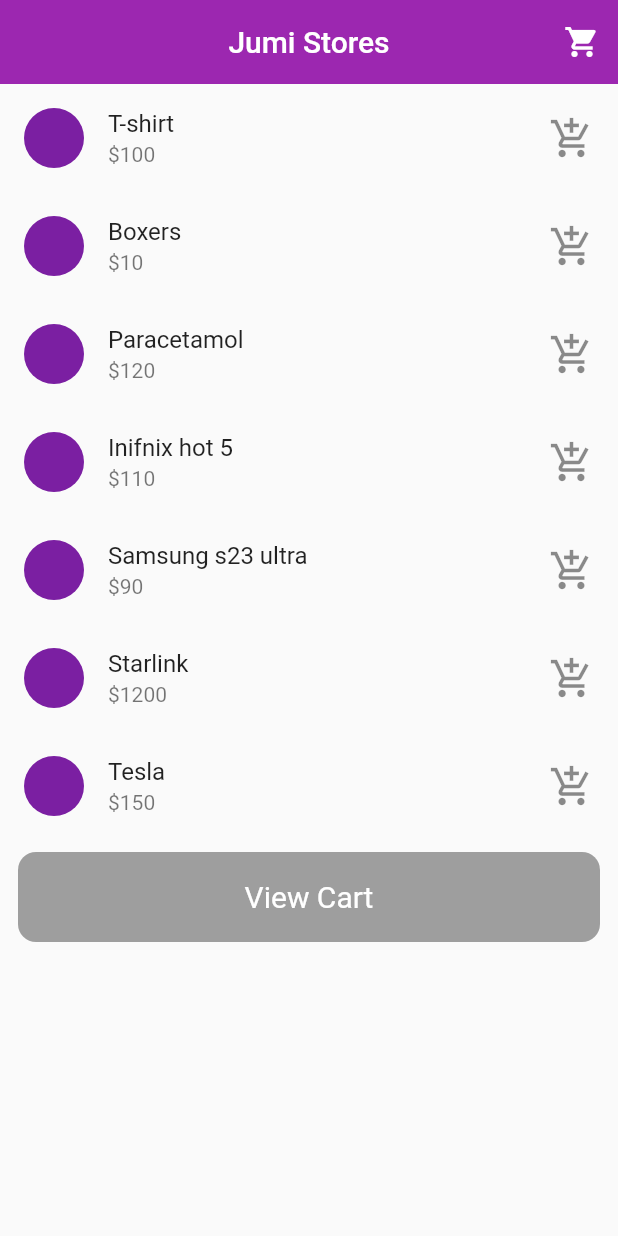
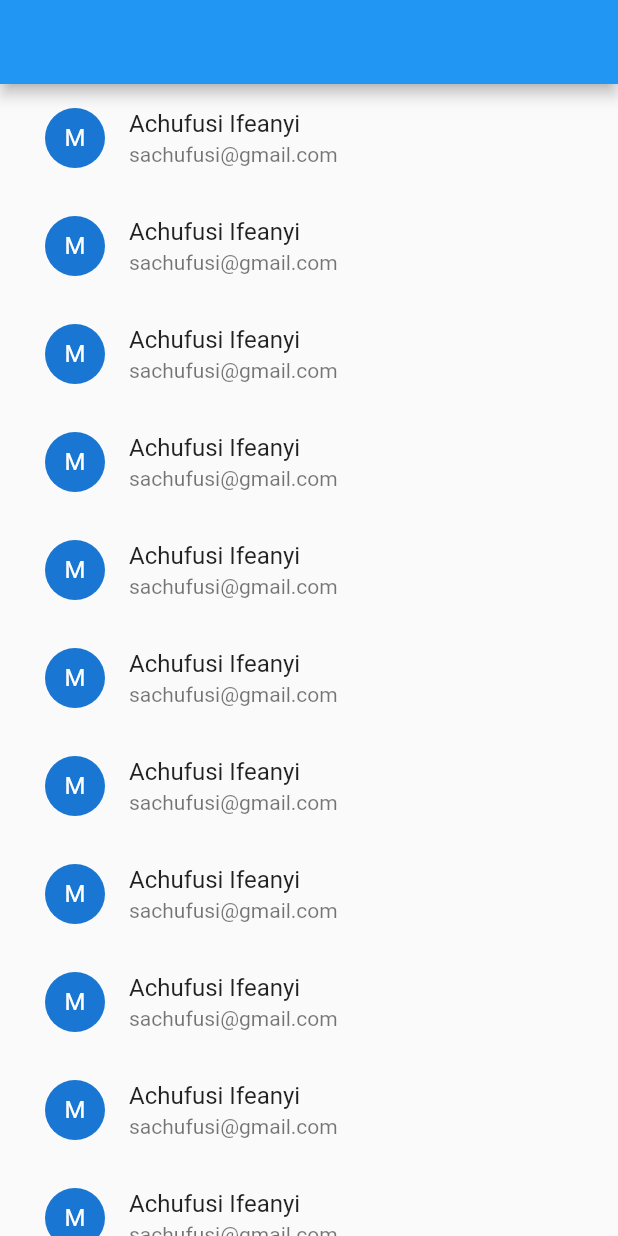
Before and after one commit to mkaychuks/learning_provider, a Flutter app: the screen it shows after launch, on a phone screen of 412 x 824 dp. Run offline on Flutter 3.47's test engine with Material 2 defaults, Android fonts, the phone set to English and light mode, and no system bars.

Commit message:
setting things up

```diff
--- a/lib/Model/products.dart
+++ /dev/null
@@ -1,19 +0,0 @@
-class Product {
-  String title;
-  int price;
-  String store;
-
-  Product({required this.price, required this.store, required this.title});
-}
-
-List<Product> products = [
-  Product(price: 100, store: "Divine Stores", title: "T-shirt"),
-  Product(price: 10, store: "Main Market", title: "Boxers"),
-  Product(price: 120, store: "Isiokwe", title: "Paracetamol"),
-  Product(price: 110, store: "Ghana", title: "Inifnix hot 5"),
-  Product(price: 90, store: "Emeka Offor", title: "Samsung s23 ultra"),
-  Product(price: 1200, store: "US", title: "Starlink"),
-  Product(price: 150, store: "Space-X", title: "Tesla"),
-  Product(price: 0, store: "Youtube", title: "Tutorial"),
-  Product(price: 1000, store: "Mercedes", title: "E-class")
-];
--- a/lib/Provider/cart_provider.dart
+++ /dev/null
@@ -1,42 +0,0 @@
-import 'package:flutter/material.dart';
-import 'package:learning_provider/Model/products.dart';
-
-class CartProvider extends ChangeNotifier {
-  final List<Product> _productsList = products;
-  final List<Product> _cartItems = [];
-
-  List get productsList => _productsList;
-  List get cartItems => _cartItems;
-  int get totalCartPrice => totalPriceInCart();
-
-
-  /// this function calculates the total price
-  /// of the items added to the cart
-  int totalPriceInCart() {
-    var sum = 0;
-    ///loop through the items and get the price...
-    for (var item in _cartItems) {
-      sum += item.price;
-    }
-    // store in a variable
-    return sum;
-  }
-
-
-  /// handles the adding of items to the cart
-  void addItemToCart(Product product) {
-    _cartItems.add(product);
-    notifyListeners();
-  }
-
-  void removeItemToCart(Product product) {
-    _cartItems.remove(product);
-    notifyListeners();
-  }
-
-  void clearCart(){
-    _cartItems.clear();
-    notifyListeners();
-  }
-
-}
--- a/lib/Screens/home.dart
+++ /dev/null
@@ -1,74 +0,0 @@
-import 'package:flutter/material.dart';
-import 'package:learning_provider/Provider/cart_provider.dart';
-import 'package:learning_provider/Screens/check_out_screen.dart';
-import 'package:learning_provider/Widgets/cart_widget.dart';
-import 'package:learning_provider/Widgets/custom_button.dart';
-import 'package:learning_provider/Widgets/product_tiles.dart';
-import 'package:provider/provider.dart';
-
-class HomeScreen extends StatelessWidget {
-  const HomeScreen({super.key});
-
-  @override
-  Widget build(BuildContext context) {
-    return Consumer<CartProvider>(
-      builder: (context, cartProvider, child) {
-        var productsList = cartProvider.productsList;
-        var cartItem = cartProvider.cartItems;
-        return Scaffold(
-          appBar: AppBar(
-            elevation: 0,
-            title: const Text("Jumi Stores"),
-            centerTitle: true,
-            actions: [
-              IconButton(
-                onPressed: () {},
-                icon: cartItem.isEmpty
-                    ? const Icon(
-                        Icons.shopping_cart,
-                      )
-                    : cartWidget(),
-              ),
-            ],
-          ),
-          body: SingleChildScrollView(
-            child: Column(
-              children: [
-                SizedBox(
-                  height: 500,
-                  child: ListView.builder(
-                    // physics: const NeverScrollableScrollPhysics(),
-                    itemCount: productsList.length,
-                    itemBuilder: (context, index) {
-                      return productTiles(
-                        title: productsList[index].title,
-                        subtitle: productsList[index].price.toString(),
-                        onTap: () {
-                          cartProvider.addItemToCart(productsList[index]);
-                        },
-                      );
-                    },
-                  ),
-                ),
-                customButton(
-                  title: "View Cart",
-                  context: context,
-                  onTap: () {
-                    Navigator.of(context).push(
-                      MaterialPageRoute(
-                        builder: (context) {
-                          return const CheckOutScreen();
-                        },
-                      ),
-                    );
-                  },
-                  cartStatus: cartItem.isEmpty ? false : true,
-                )
-              ],
-            ),
-          ),
-        );
-      },
-    );
-  }
-}
--- a/lib/Widgets/custom_button.dart
+++ /dev/null
@@ -1,27 +0,0 @@
-import 'package:flutter/material.dart';
-
-Widget customButton({
-  BuildContext? context,
-  required void Function()? onTap,
-  bool cartStatus = false,
-  required String title
-}) {
-  return Padding(
-    padding: const EdgeInsets.all(12.0),
-    child: GestureDetector(
-      onTap: cartStatus? onTap : null,
-      child: Container(
-        width: double.infinity,
-        alignment: Alignment.center,
-        height: 60,
-        decoration: BoxDecoration(
-            color: cartStatus ? Colors.purple : Colors.grey, borderRadius: BorderRadius.circular(12)),
-        child:  Text(
-          title,
-          style: const TextStyle(fontSize: 20, color: Colors.white),
-          textAlign: TextAlign.center,
-        ),
-      ),
-    ),
-  );
-}
--- a/lib/Widgets/product_tiles.dart
+++ /dev/null
@@ -1,15 +0,0 @@
-import 'package:flutter/material.dart';
-
-Widget productTiles({
-  BuildContext? context,
-  required String title,
-  required String subtitle,
-  required void Function()? onTap
-}){
-  return ListTile(
-    leading: const CircleAvatar(),
-    title: Text(title),
-    subtitle: Text('\$$subtitle'),
-    trailing: InkWell(onTap: onTap,child: const Icon(Icons.add_shopping_cart, size: 30,)),
-  );
-}
--- a/lib/main.dart
+++ b/lib/main.dart
@@ -1,33 +1,23 @@
 import 'package:flutter/material.dart';
-import 'package:learning_provider/Provider/cart_provider.dart';
-import 'package:learning_provider/Screens/home.dart';
-import 'package:provider/provider.dart';
+import 'package:learning_provider/screens/home.dart';
 
-void main() {
-  runApp(const MyApp());
+
+void main(List<String> args) {
+  return runApp(
+    const MyApp()
+  );
 }
+
+
 
 class MyApp extends StatelessWidget {
   const MyApp({super.key});
 
-  // This widget is the root of your application.
   @override
   Widget build(BuildContext context) {
-    return MultiProvider(
-      providers: [
-        ChangeNotifierProvider(create: (context) => CartProvider(),)
-      ],
-      child: MaterialApp(
-        debugShowCheckedModeBanner: false,
-        title: 'Flutter Demo',
-        theme: ThemeData(
-          primarySwatch: Colors.purple,
-          appBarTheme: const AppBarTheme(
-            backgroundColor: Colors.purple
-          )
-        ),
-        home: const HomeScreen(),
-      ),
+    return const MaterialApp(
+      debugShowCheckedModeBanner: false,
+      home: HomeScreen(),
     );
   }
 }
--- /dev/null
+++ b/lib/screens/home.dart
@@ -0,0 +1,23 @@
+import 'package:flutter/material.dart';
+import 'package:learning_provider/widgets/user_card.dart';
+
+class HomeScreen extends StatelessWidget {
+  const HomeScreen({super.key});
+
+  @override
+  Widget build(BuildContext context) {
+    return Scaffold(
+      appBar: AppBar(),
+      body: ListView.builder(
+        padding: EdgeInsets.symmetric(horizontal: 14),
+        itemCount: 12,
+        itemBuilder: (context, index) => userCard(
+          context: context,
+          username: "Mkaychuks",
+          email: "sachufusi@gmail.com",
+          name: "Achufusi Ifeanyi"
+        ),
+      ),
+    );
+  }
+}
--- /dev/null
+++ b/lib/widgets/user_card.dart
@@ -0,0 +1,16 @@
+import 'package:flutter/material.dart';
+
+Widget userCard({
+  BuildContext? context,
+  required String username,
+  required String name,
+  required String email,
+}) {
+  return ListTile(
+    title: Text(name),
+    leading: CircleAvatar(
+      child: Text(username[0]),
+    ),
+    subtitle: Text(email),
+  );
+}
```
Also changed, not shown: lib/Screens/check_out_screen.dart (deleted, +0 -67 lines), lib/Widgets/cart_widget.dart (deleted, +0 -27 lines), lib/Widgets/check_out_tiles.dart (deleted, +0 -16 lines), lib/models/user_model.dart (added, +61 -0 lines), pubspec.yaml (+4 -12 lines), pubspec.lock.
